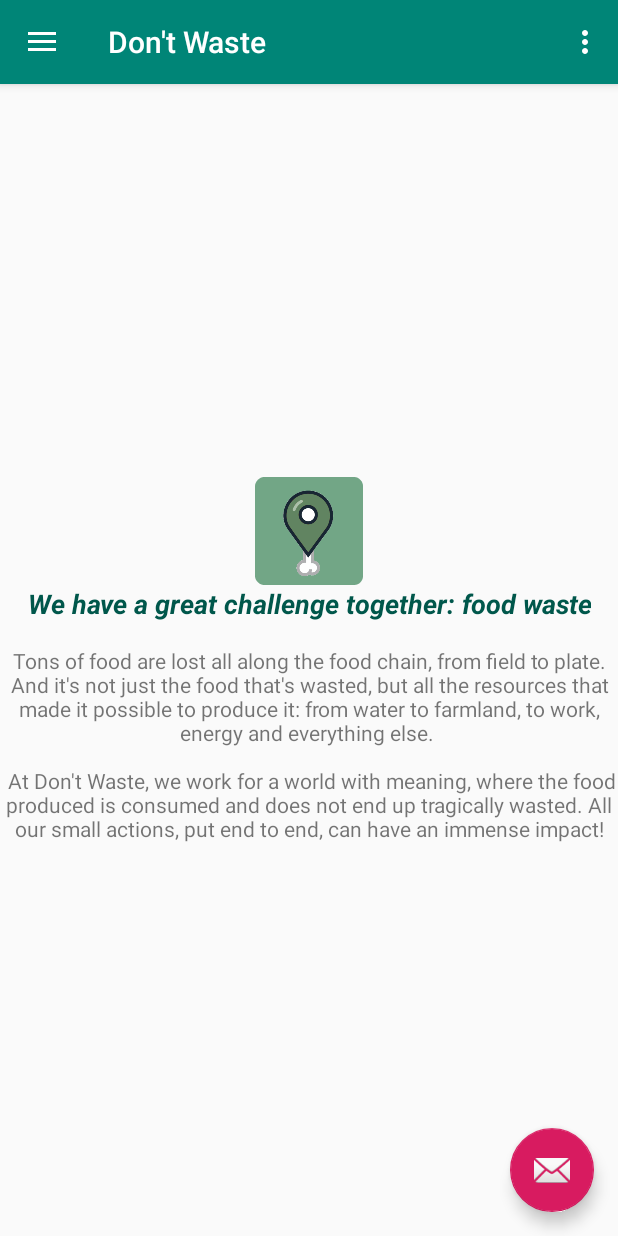
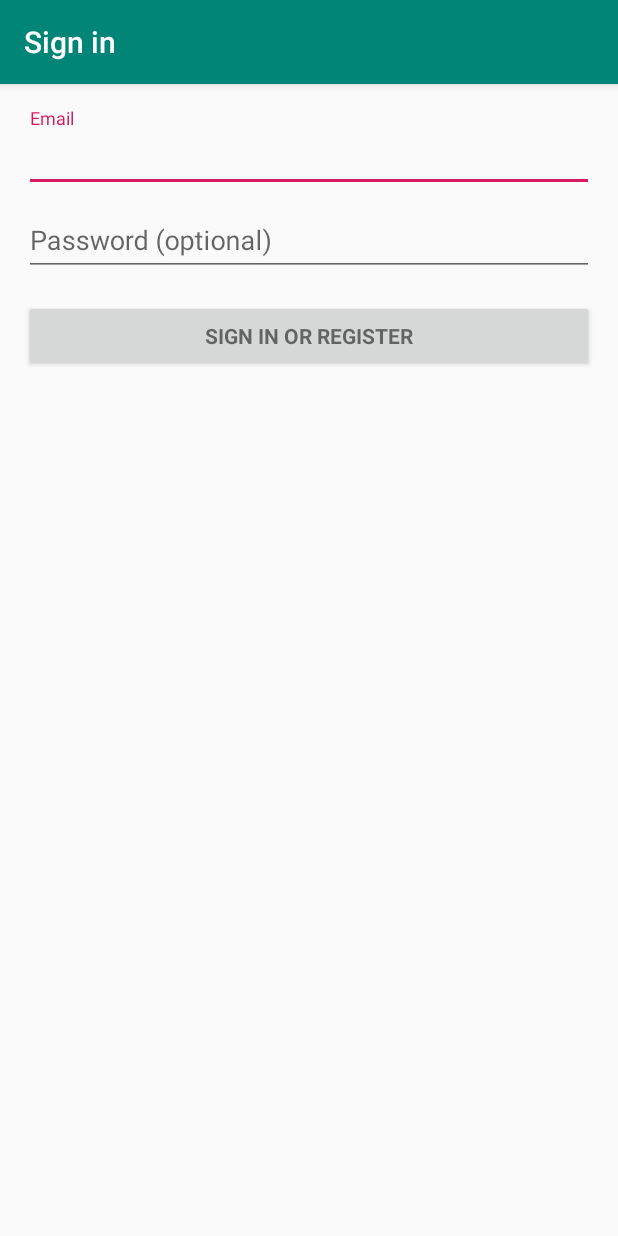
Before and after one commit to Keizaak/DontWaste, an Android app: the screen it shows after launch (MainActivity before the commit, LoginActivity after it), on a phone screen of 412 x 824 dp. Run offline under Robolectric (Android 15) with nearby library versions, the phone set to English and light mode, and no system bars.

Commit message:
Ajout d'une page de connexion

```diff
--- a/app/src/main/java/fr/iutbm/dontwaste/DataFragment.java
+++ b/app/src/main/java/fr/iutbm/dontwaste/DataFragment.java
@@ -90,7 +90,7 @@ public class DataFragment extends Fragment {
         //recyclerView.setAdapter(new MealListAdapter(mealList));
 
         sharedPref = PreferenceManager.getDefaultSharedPreferences(getActivity());
-        if (!(sharedPref.getBoolean(getResources().getString(R.string.key_initbdd), false))) {
+        if (!(sharedPref.getBoolean(getResources().getString(R.string.key_init_bdd), false))) {
             prepareMealData();
             sharedPref.edit().putBoolean("key_init_bdd", true).apply();
         }
--- a/app/src/main/java/fr/iutbm/dontwaste/MainActivity.java
+++ b/app/src/main/java/fr/iutbm/dontwaste/MainActivity.java
@@ -1,8 +1,10 @@
 package fr.iutbm.dontwaste;
 
 import android.content.Intent;
+import android.content.SharedPreferences;
 import android.net.Uri;
 import android.os.Bundle;
+import android.preference.PreferenceManager;
 import android.support.design.widget.FloatingActionButton;
 import android.support.design.widget.Snackbar;
 import android.support.v4.app.Fragment;
@@ -27,6 +29,7 @@ public class MainActivity extends AppCompatActivity
 
     private FragmentManager fm = null;
     private Fragment fragment = null;
+    private SharedPreferences sharedPref;
 
     @Override
     protected void onCreate(Bundle savedInstanceState) {
@@ -53,6 +56,14 @@ public class MainActivity extends AppCompatActivity
 
         NavigationView navigationView = (NavigationView) findViewById(R.id.nav_view);
         navigationView.setNavigationItemSelectedListener(this);
+
+        sharedPref = PreferenceManager.getDefaultSharedPreferences(this);
+
+        if (!(sharedPref.getBoolean(getResources().getString(R.string.key_auth), false))) {
+            Intent login = new Intent(this, LoginActivity.class);
+            startActivity(login);
+            this.finish();
+        }
 
         fm = getSupportFragmentManager();
         fragment = new HomeFragment();
--- /dev/null
+++ b/app/src/main/res/layout/activity_login.xml
@@ -0,0 +1,79 @@
+<?xml version="1.0" encoding="utf-8"?>
+<LinearLayout xmlns:android="http://schemas.android.com/apk/res/android"
+    xmlns:tools="http://schemas.android.com/tools"
+    android:layout_width="match_parent"
+    android:layout_height="match_parent"
+    android:gravity="center_horizontal"
+    android:orientation="vertical"
+    android:paddingLeft="@dimen/activity_horizontal_margin"
+    android:paddingTop="@dimen/activity_vertical_margin"
+    android:paddingRight="@dimen/activity_horizontal_margin"
+    android:paddingBottom="@dimen/activity_vertical_margin"
+    tools:context=".LoginActivity"
+    android:id="@+id/login_activity">
+
+    <!-- Login progress -->
+    <ProgressBar
+        android:id="@+id/login_progress"
+        style="?android:attr/progressBarStyleLarge"
+        android:layout_width="wrap_content"
+        android:layout_height="wrap_content"
+        android:layout_marginBottom="8dp"
+        android:visibility="gone" />
+
+    <ScrollView
+        android:id="@+id/login_form"
+        android:layout_width="match_parent"
+        android:layout_height="match_parent">
+
+        <LinearLayout
+            android:id="@+id/email_login_form"
+            android:layout_width="match_parent"
+            android:layout_height="wrap_content"
+            android:orientation="vertical">
+
+            <android.support.design.widget.TextInputLayout
+                android:layout_width="match_parent"
+                android:layout_height="wrap_content">
+
+                <EditText
+                    android:id="@+id/email"
+                    android:layout_width="match_parent"
+                    android:layout_height="wrap_content"
+                    android:hint="@string/prompt_email"
+                    android:inputType="textEmailAddress"
+                    android:maxLines="1"
+                    android:singleLine="true" />
+
+            </android.support.design.widget.TextInputLayout>
+
+            <android.support.design.widget.TextInputLayout
+                android:layout_width="match_parent"
+                android:layout_height="wrap_content">
+
+                <EditText
+                    android:id="@+id/password"
+                    android:layout_width="match_parent"
+                    android:layout_height="wrap_content"
+                    android:hint="@string/prompt_password"
+                    android:imeActionId="6"
+                    android:imeActionLabel="@string/action_sign_in_short"
+                    android:imeOptions="actionUnspecified"
+                    android:inputType="textPassword"
+                    android:maxLines="1"
+                    android:singleLine="true" />
+
+            </android.support.design.widget.TextInputLayout>
+
+            <Button
+                android:id="@+id/email_sign_in_button"
+                style="?android:textAppearanceSmall"
+                android:layout_width="match_parent"
+                android:layout_height="wrap_content"
+                android:layout_marginTop="16dp"
+                android:text="@string/action_sign_in"
+                android:textStyle="bold" />
+
+        </LinearLayout>
+    </ScrollView>
+</LinearLayout>
--- a/app/src/main/res/values/strings.xml
+++ b/app/src/main/res/values/strings.xml
@@ -38,6 +38,21 @@
     <string name="key_search_radius">key_search_radius</string>
     <string name="key_location_switch">key_location_switch</string>
 
-    <string name="key_initbdd">key_init_bdd</string>
+    <string name="key_init_bdd">key_init_bdd</string>
+
+    <string name="key_auth">key_auth</string>
+    <!---->
+
+    <!-- Strings related to login -->
+    <string name="title_activity_login">Sign in</string>
+    <string name="prompt_email">Email</string>
+    <string name="prompt_password">Password (optional)</string>
+    <string name="action_sign_in">Sign in or register</string>
+    <string name="action_sign_in_short">Sign in</string>
+    <string name="error_invalid_email">This email address is invalid</string>
+    <string name="error_invalid_password">This password is too short</string>
+    <string name="error_incorrect_password">This password is incorrect</string>
+    <string name="error_field_required">This field is required</string>
+    <string name="permission_rationale">"Contacts permissions are needed for providing email completions."</string>
     <!---->
 </resources>
```
Also changed, not shown: app/src/main/AndroidManifest.xml (+11 -2 lines), app/src/main/java/fr/iutbm/dontwaste/LoginActivity.java (added, +245 -0 lines).
